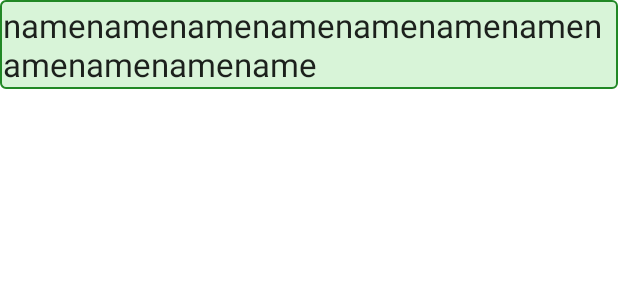
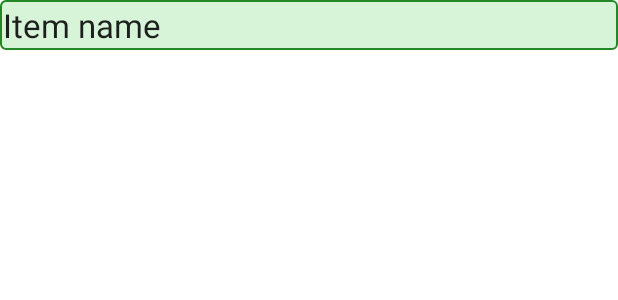
Before and after one commit to jefferyzgz/ShoppingItems, an Android app: the layout running_list_item.xml on its own in the app's theme, with its tools: preview values and no code run, on a phone screen of 412 x 824 dp. Shown: the top 300 px of the screen. Run offline under Robolectric (Android 15) with nearby library versions, the phone set to English and light mode, and no system bars; Roboto replaces fonts that are not available here.

```diff
--- a/app/src/main/res/layout/running_list_item.xml
+++ b/app/src/main/res/layout/running_list_item.xml
@@ -22,16 +22,15 @@
             android:layout_width="match_parent"
             android:layout_height="wrap_content"
             android:background="@drawable/textview_border"
-            android:text="namenamenamenamenamenamenamenamenamenamename"
+            android:ellipsize="end"
+            android:inputType="textMultiLine"
+            android:text=""
             android:textAppearance="@style/TextAppearance.AppCompat.Large"
             app:layout_constraintBottom_toBottomOf="parent"
             app:layout_constraintEnd_toEndOf="parent"
             app:layout_constraintStart_toStartOf="parent"
             app:layout_constraintTop_toTopOf="parent"
-            android:inputType="textMultiLine"
-            android:maxLines="2"
-            android:ellipsize="end"
-            />
+            tools:text="@string/ItemInputName" />
 
     </androidx.constraintlayout.widget.ConstraintLayout>
 </layout>
```
Also changed, not shown: app/src/main/java/com/zgz/shoppingitems/runninglist/RunningShoppingItemAdapter.kt (+7 -1 lines), app/src/main/java/com/zgz/shoppingitems/shoppinglist/ShoppingItemAdapter.kt (+7 -1 lines), 1 other file.
